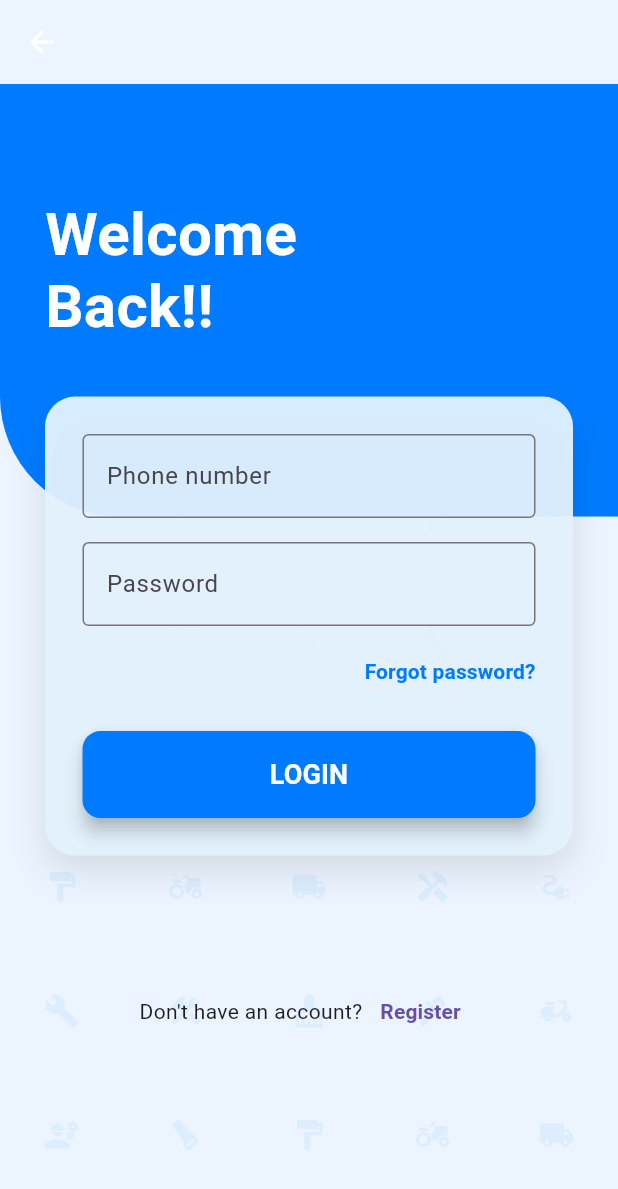
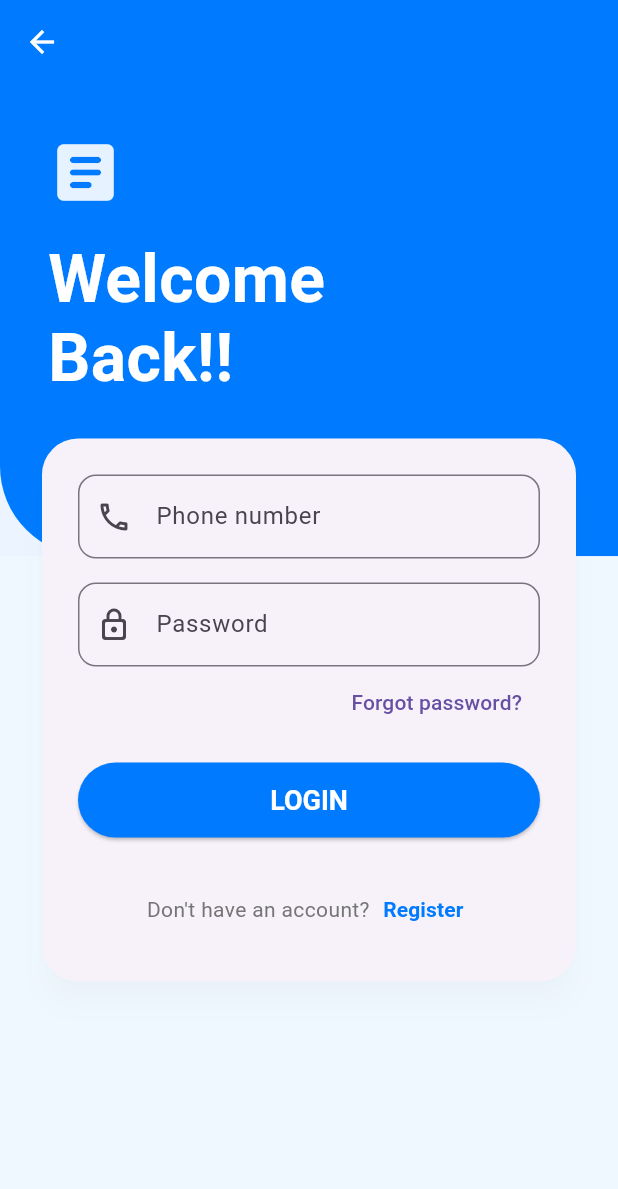
Before and after one commit to johan-droid/ai-resume-building, a Flutter app: the screen it shows after launch, after a tap on "English", on a phone screen of 412 x 824 dp. Shown: the top 1189 px of the screen. Run offline on Flutter 3.47's test engine with Material 3 defaults, Android fonts, the phone set to English and light mode, and no system bars; our stand-ins replace file_picker, shared_preferences.

Commit message:
wip: snapshot changes 2025-10-20 — login header update + resume builder focusnode

```diff
--- a/lib/screens/auth/login_screen.dart
+++ b/lib/screens/auth/login_screen.dart
@@ -2,7 +2,6 @@ import 'package:flutter/material.dart';
 import 'package:rezume_app/main.dart';
 import 'package:rezume_app/screens/auth/registration_screen.dart';
 import 'package:rezume_app/screens/auth/forgot_password_screen.dart';
-import 'package:rezume_app/widgets/custom_button.dart';
 
 class LoginScreen extends StatefulWidget {
   const LoginScreen({super.key});
@@ -49,26 +48,11 @@ class _LoginScreenState extends State<LoginScreen> {
 
   @override
   Widget build(BuildContext context) {
-    // For the background icon pattern
-    final List<IconData> backgroundIcons = [
-      Icons.construction,
-      Icons.cleaning_services,
-      Icons.plumbing,
-      Icons.delivery_dining,
-      Icons.engineering,
-      Icons.carpenter,
-      Icons.format_paint,
-      Icons.agriculture,
-      Icons.local_shipping,
-      Icons.handyman,
-      Icons.electrical_services,
-      Icons.build,
-    ];
+    // Get the screen height
+    final screenHeight = MediaQuery.of(context).size.height;
 
     return Scaffold(
       backgroundColor: const Color(0xFFEBF4FF),
-
-      // --- THIS IS THE FIX ---
 
       // 1. This tells the blue body to go up behind the app bar
       extendBodyBehindAppBar: true,
@@ -81,92 +65,100 @@ class _LoginScreenState extends State<LoginScreen> {
         // 3. This makes the back arrow WHITE and VISIBLE
         iconTheme: const IconThemeData(color: Colors.white),
       ),
-      // --- END OF FIX ---
 
+      // --- NEW REDESIGNED BODY ---
       body: Stack(
         children: [
-          // Background icon pattern
-          IgnorePointer(
-            child: GridView.builder(
-              gridDelegate: const SliverGridDelegateWithFixedCrossAxisCount(
-                crossAxisCount: 5,
-                childAspectRatio: 1.0,
-              ),
-              itemCount: 100, // Just a large number to fill the screen
-              itemBuilder: (context, index) {
-                return Icon(
-                  backgroundIcons[index % backgroundIcons.length],
-                  color: Colors.blue.withOpacity(0.08),
-                );
-              },
+          // --- LAYER 1: THE BACKGROUND ---
+          Column(
+            children: [
+              // 1. The blue "Welcome Back" header
+              Container(
+                height: screenHeight * 0.45,
+                width: double.infinity,
+                decoration: const BoxDecoration(
+                  color: Color(0xFF007BFF),
+                  // This gives it the nice curve
+                  borderRadius: BorderRadius.only(
+                    bottomLeft: Radius.circular(60),
                   ),
                 ),
-          // Main UI
-          SafeArea(
-            child: SingleChildScrollView(
+                // --- REPLACED CHILD: Logo + Spaced Title ---
+                child: Padding(
+                  // Adjust top padding to make room for the logo
+                  padding: const EdgeInsets.only(left: 32.0, top: 90.0),
                   child: Column(
+                    crossAxisAlignment: CrossAxisAlignment.start,
                     children: [
-                  // Upper blue curved part
-                  Container(
-                    width: double.infinity,
-                    height: MediaQuery.of(context).size.height * 0.35,
-                    decoration: const BoxDecoration(
-                      color: Color(0xFF007BFF),
-                      borderRadius: BorderRadius.only(
-                        bottomLeft: Radius.circular(80),
+                      // 1. THE LOGO (document icon)
+                      Icon(
+                        Icons.article_rounded,
+                        color: Colors.white.withOpacity(0.9),
+                        size: 50,
                       ),
-                    ),
-                    child: const Align(
-                      alignment: Alignment.centerLeft,
-                      child: Padding(
-                        padding: EdgeInsets.only(left: 30.0, bottom: 40.0),
-                        child: Text(
-                          "Welcome\nBack!!",
+
+                      // 2. SPACING TO PUSH TEXT DOWN
+                      const SizedBox(height: 20),
+
+                      // 3. YOUR TEXT
+                      const Text(
+                        'Welcome\nBack!!',
                         style: TextStyle(
-                            fontSize: 40,
+                          color: Colors.white,
+                          fontSize: 44,
                           fontWeight: FontWeight.bold,
-                            color: Colors.white,
                           height: 1.2,
                         ),
                       ),
+                    ],
                   ),
                 ),
               ),
 
-                  // Login Form Card
-                  Padding(
-                    padding: const EdgeInsets.symmetric(horizontal: 30.0),
-                    child: Transform.translate(
-                      offset: const Offset(0, -80),
+              // 3. The light blue icon background
+              Expanded(
                 child: Container(
-                        padding: const EdgeInsets.all(25.0),
-                        decoration: BoxDecoration(
-                          color: const Color(0xFFE3F2FD).withOpacity(0.95),
-                          borderRadius: BorderRadius.circular(20),
-                          boxShadow: [
-                            BoxShadow(
-                              color: Colors.black.withOpacity(0.1),
-                              blurRadius: 20,
-                              offset: const Offset(0, 10),
+                  color: const Color(0xFFF0F8FF),
+                ),
               ),
             ],
           ),
-                        // --- 3. Wrap your form fields in a Form widget ---
+
+          // --- LAYER 2: THE SCROLLABLE LOGIN CARD ---
+          SingleChildScrollView(
+            child: Padding(
+              // Start the card from a bit higher up
+              padding: EdgeInsets.only(
+                top: screenHeight * 0.35,
+                left: 24,
+                right: 24,
+              ),
+              child: Card(
+                elevation: 8,
+                shadowColor: Colors.black.withOpacity(0.1),
+                shape: RoundedRectangleBorder(
+                  borderRadius: BorderRadius.circular(24),
+                ),
+                child: Padding(
+                  padding: const EdgeInsets.all(24.0),
                   child: Form(
-                          key: _formKey,
+                    key: _formKey, // Your FormKey
                     child: Column(
+                      mainAxisSize: MainAxisSize.min,
                       children: [
-                              // Phone Number Field
+                        // 4. Rounded Phone Number Field
                         TextFormField(
                           controller: _phoneController,
-                                decoration: const InputDecoration(
+                          decoration: InputDecoration(
                             labelText: 'Phone number',
-                                  border: OutlineInputBorder(),
+                            prefixIcon: const Icon(Icons.phone_outlined),
+                            border: OutlineInputBorder(
+                              borderRadius: BorderRadius.circular(12),
+                            ),
                           ),
                           keyboardType: TextInputType.phone,
                           validator: (value) {
-                                  if (value == null ||
-                                      value.trim().length < 10) {
+                            if (value == null || value.trim().length < 10) {
                               return 'Please enter a valid 10-digit number';
                             }
                             return null;
@@ -174,23 +166,26 @@ class _LoginScreenState extends State<LoginScreen> {
                         ),
                         const SizedBox(height: 16),
 
-                              // Password Field
+                        // 5. Rounded Password Field
                         TextFormField(
                           controller: _passwordController,
-                                decoration: const InputDecoration(
+                          decoration: InputDecoration(
                             labelText: 'Password',
-                                  border: OutlineInputBorder(),
+                            prefixIcon: const Icon(Icons.lock_outline_rounded),
+                            border: OutlineInputBorder(
+                              borderRadius: BorderRadius.circular(12),
+                            ),
                           ),
                           obscureText: true,
                           validator: (value) {
-                                  if (value == null ||
-                                      value.trim().length < 6) {
+                            if (value == null || value.trim().length < 6) {
                               return 'Password must be at least 6 characters';
                             }
                             return null;
                           },
                         ),
-                              const SizedBox(height: 10),
+
+                        // Forgot Password Button
                         Align(
                           alignment: Alignment.centerRight,
                           child: TextButton(
@@ -202,39 +197,40 @@ class _LoginScreenState extends State<LoginScreen> {
                                         const ForgotPasswordScreen()),
                               );
                             },
-                                  style: TextButton.styleFrom(
-                                    padding: EdgeInsets.zero,
-                                    tapTargetSize:
-                                        MaterialTapTargetSize.shrinkWrap,
-                                  ),
-                                  child: const Text(
-                                    "Forgot password?",
-                                    style: TextStyle(
-                                      color: Color(0xFF007BFF),
-                                      fontWeight: FontWeight.w600,
+                            child: const Text('Forgot password?'),
                           ),
                         ),
+
+                        const SizedBox(height: 16),
+
+                        // 6. Rounded LOGIN Button
+                        ElevatedButton(
+                          onPressed: _login, // Your login function
+                          child: const Text('LOGIN'),
+                          style: ElevatedButton.styleFrom(
+                            backgroundColor: const Color(0xFF007BFF),
+                            foregroundColor: Colors.white,
+                            minimumSize: const Size(double.infinity, 50),
+                            shape: RoundedRectangleBorder(
+                              borderRadius: BorderRadius.circular(30),
                             ),
-                              ),
-                              const SizedBox(height: 20),
-
-                              // LOGIN Button - now calls _login()
-                              CustomButton(
-                                text: "LOGIN",
-                                onPressed: _login, // <-- Use the new function
-                              ),
-                            ],
-                          ),
-                        ),
+                            textStyle: const TextStyle(
+                              fontSize: 18,
+                              fontWeight: FontWeight.bold,
                             ),
                           ),
                         ),
 
-                  // Register button
+                        const SizedBox(height: 24),
+
+                        // 7. Styled "Register" Text
                         Row(
                           mainAxisAlignment: MainAxisAlignment.center,
                           children: [
-                      const Text("Don't have an account?"),
+                            Text(
+                              "Don't have an account? ",
+                              style: TextStyle(color: Colors.grey[600]),
+                            ),
                             TextButton(
                               onPressed: () {
                                 Navigator.push(
@@ -244,14 +240,22 @@ class _LoginScreenState extends State<LoginScreen> {
                                           const RegistrationScreen()),
                                 );
                               },
+                              style: TextButton.styleFrom(
+                                  padding: EdgeInsets.zero),
                               child: const Text(
-                          "Register",
-                          style: TextStyle(fontWeight: FontWeight.bold),
+                                'Register',
+                                style: TextStyle(
+                                  fontWeight: FontWeight.bold,
+                                  color: Color(0xFF007BFF),
+                                ),
                               ),
                             ),
                           ],
-                  )
+                        ),
                       ],
+                    ),
+                  ),
+                ),
               ),
             ),
           ),
--- a/lib/templates/resume_builder_screen.dart
+++ b/lib/templates/resume_builder_screen.dart
@@ -70,6 +70,9 @@ class _ResumeBuilderScreenState extends State<ResumeBuilderScreen> {
 
   final List<ChatMessage> _messages = [];
   final TextEditingController _textController = TextEditingController();
+  // Controller for the text input field
+  // FocusNode to manage focus on the chat input
+  final FocusNode _chatFocusNode = FocusNode();
   int _currentQuestionIndex = 0;
   final Map<String, String> _resumeDetails = {};
 
@@ -85,6 +88,7 @@ class _ResumeBuilderScreenState extends State<ResumeBuilderScreen> {
   @override
   void dispose() {
     _textController.dispose();
+    _chatFocusNode.dispose();
     super.dispose();
   }
 
@@ -141,6 +145,13 @@ class _ResumeBuilderScreenState extends State<ResumeBuilderScreen> {
 
     // Clear the text field
     _textController.clear();
+
+    // --- THIS IS THE FIX ---
+    // If the conversation is not over, return focus to the chat box
+    if (!_isConversationComplete) {
+      _chatFocusNode.requestFocus();
+    }
+    // --- END OF FIX ---
 
     // Ask the next question after a short delay
     Future.delayed(const Duration(milliseconds: 500), () {
@@ -253,6 +264,7 @@ class _ResumeBuilderScreenState extends State<ResumeBuilderScreen> {
           Expanded(
             child: TextField(
               controller: _textController,
+              focusNode: _chatFocusNode,
               decoration: InputDecoration(
                 hintText: "Type your answer...",
                 border: OutlineInputBorder(
```
Lines whose indentation alone changed are shown as unchanged.
